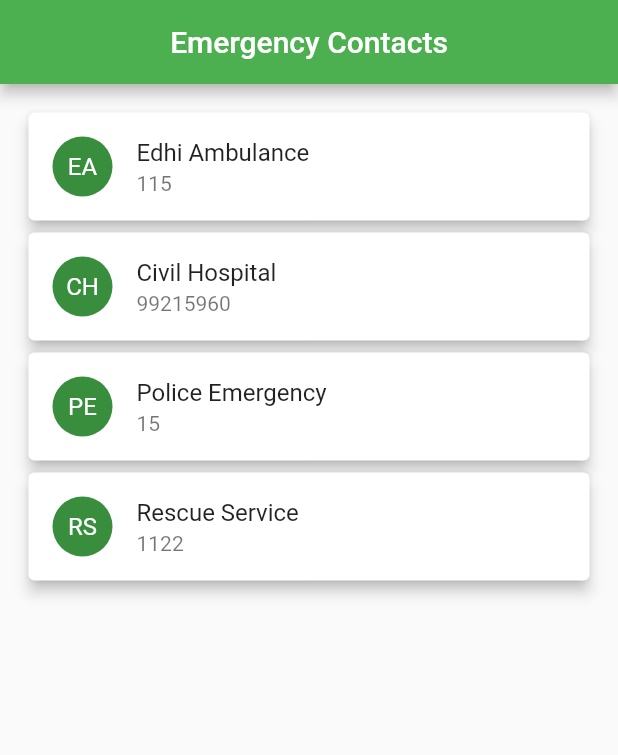
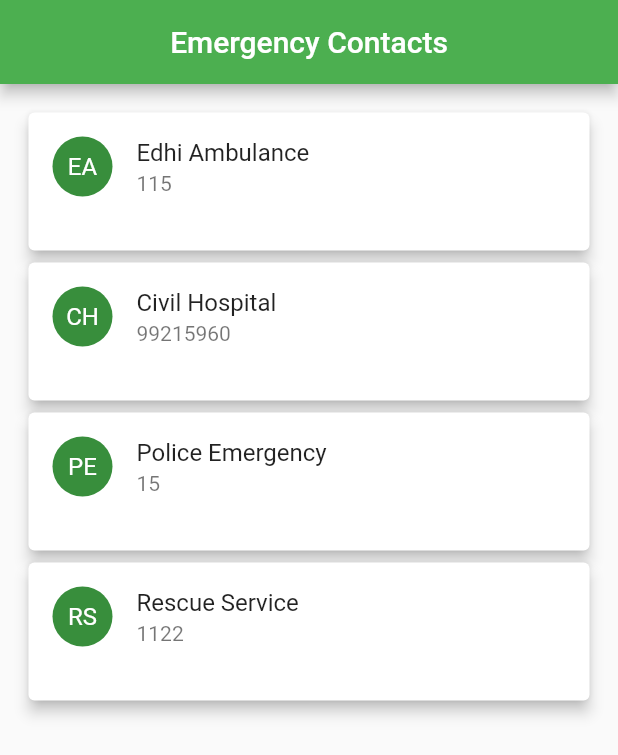
Before and after one commit to MaisamRizvi/EmergencyApp, a Flutter app: the screen it shows after launch, on a phone screen of 412 x 824 dp. Shown: the top 755 px of the screen. Run offline on Flutter 3.47's test engine with Material 2 defaults, Android fonts, the phone set to English and light mode, and no system bars; our stand-ins replace contacts_service.

Commit message:
Card UI Updated

```diff
--- a/lib/main.dart
+++ b/lib/main.dart
@@ -64,7 +64,9 @@ class _ContactsDataState extends State<ContactsData> {
                   itemCount: emergencyContactsName.length,
                   itemBuilder: (BuildContext context, index) {
                     EmergencyContacts _contacts = emergencyContacts[index];
-                    return Card(
+                    return SizedBox(
+                        height: 100,
+                        child: Card(
                             elevation: 4,
                             child: InkWell(
                                 onTap: () {
@@ -74,7 +76,7 @@ class _ContactsDataState extends State<ContactsData> {
                                     title: Text(_contacts.name),
                                     subtitle: Text(_contacts.contactNo),
                                     leading: CircleAvatar(
-                                    child: Text(_contacts.initials)))));
+                                        child: Text(_contacts.initials))))));
                   })
             ])));
   }
```
Lines whose indentation alone changed are shown as unchanged.
